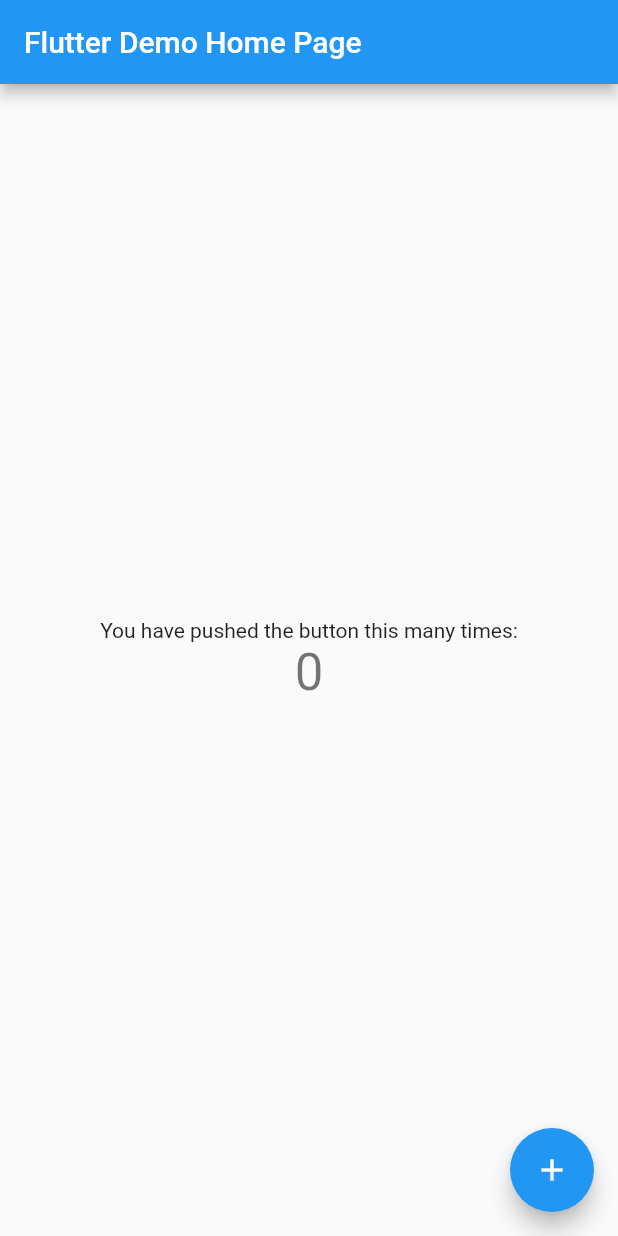
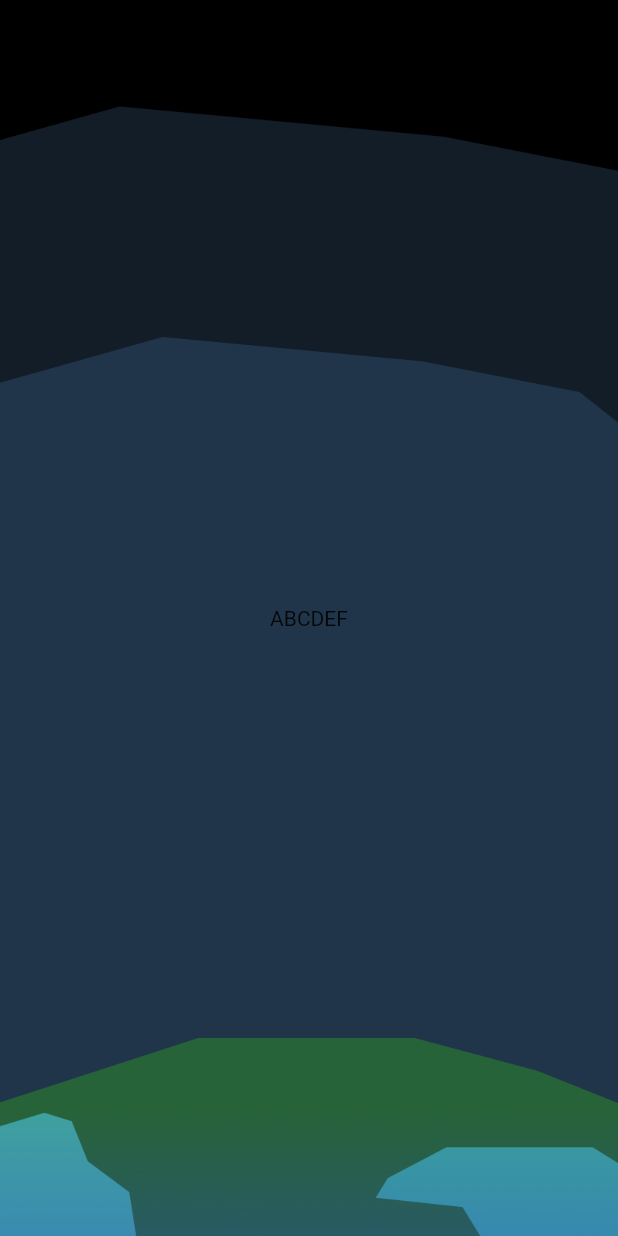
Before and after one commit to b-yogesh/PlanetZero, a Flutter app: the screen it shows after launch, on a phone screen of 412 x 824 dp. Run offline on Flutter 3.47's test engine with Material 2 defaults, Android fonts, the phone set to English and light mode, and no system bars; our stand-ins replace geolocator, sqflite; missing offline and left inert: activity_recognition_flutter; accounts and stored records are empty.

Commit message:
Start working on UI

```diff
--- a/green_track_app/lib/main.dart
+++ b/green_track_app/lib/main.dart
@@ -43,27 +43,26 @@
   @override
   Widget build(BuildContext context) {
     return Scaffold(
-      appBar: AppBar(
-        title: Text(widget.title),
+      body: Container(
+        decoration: BoxDecoration(
+          image: DecorationImage(
+            image: AssetImage("assets/backgrounds/1.png"),
+            fit: BoxFit.fill,
           ),
-      body: Center(
-        child: Column(
+        ),
+        child: Center(
+          child: Row(
             mainAxisAlignment: MainAxisAlignment.center,
-          children: <Widget>[
+            children: [
               Text(
-              'You have pushed the button this many times:',
+                'ABC',
               ),
               Text(
-              '$_counter',
-              style: Theme.of(context).textTheme.headline4,
+                'DEF',
               ),
             ],
           ),
         ),
-      floatingActionButton: FloatingActionButton(
-        onPressed: _incrementCounter,
-        tooltip: 'Increment',
-        child: Icon(Icons.add),
       ),
     );
   }
```
Also changed, not shown: green_track_app/lib/services/analytics.dart (added). Lines whose indentation alone changed are shown as unchanged.
